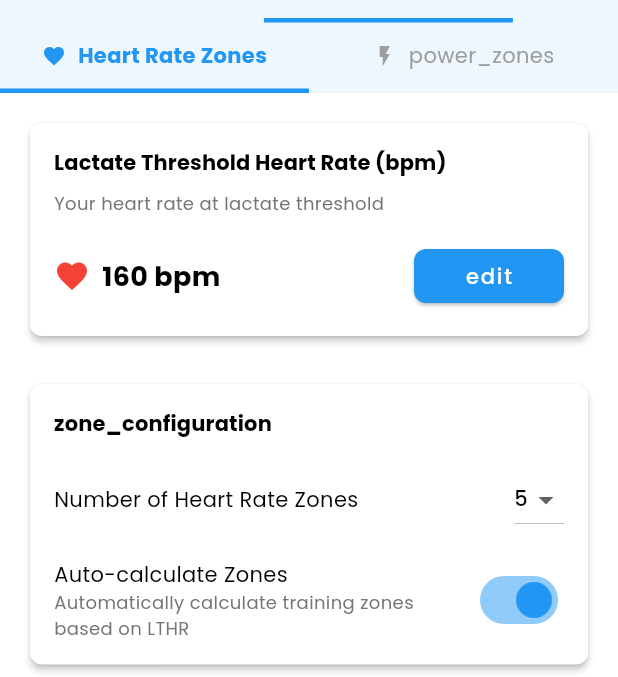
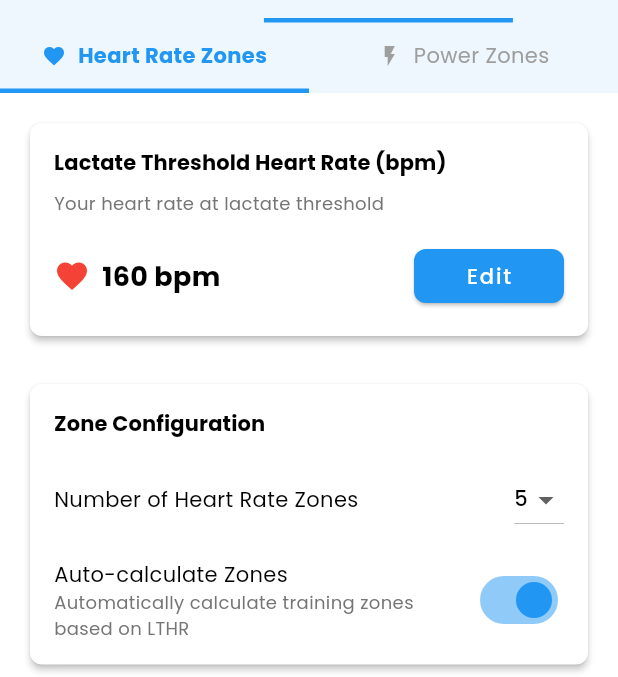
Before and after one commit to jtlab-studio/volt_one, a Flutter app: the MainTabScreen screen opened directly, after a tap on "Training Zones", on a phone screen of 412 x 824 dp, the part 48-725 px from its top. Run offline on Flutter 3.47's test engine with Material 3 defaults, Android fonts, the phone set to English and light mode, and no system bars; our stand-ins replace flutter_riverpod.

Commit message:
Improved UI/UX

```diff
--- a/lib/modules/home/screens/main_dashboard_screen.dart
+++ b/lib/modules/home/screens/main_dashboard_screen.dart
@@ -163,7 +163,6 @@ class _MainDashboardScreenState extends ConsumerState<MainDashboardScreen> {
           ),
         ],
       ),
-      // Removed the FloatingActionButton to eliminate the redundant start activity icon
     );
   }
 
--- a/lib/modules/profile/profile_screen.dart
+++ b/lib/modules/profile/profile_screen.dart
@@ -1,13 +1,119 @@
 import 'package:flutter/material.dart';
 import 'package:flutter_riverpod/flutter_riverpod.dart';
 import '../../core/l10n/app_localizations.dart';
+import 'screens/training_zones_screen.dart';
+import 'screens/app_settings_screen.dart';
 import 'models/user_profile.dart';
 import 'providers/user_profile_provider.dart';
-import 'screens/training_zones_screen.dart';
-import 'screens/app_settings_screen.dart';
 
 // Provider to track the current profile section
 final profileSectionProvider = StateProvider<String>((ref) => 'user_info');
+
+class ProfileScreen extends ConsumerWidget {
+  const ProfileScreen({super.key});
+
+  @override
+  Widget build(BuildContext context, WidgetRef ref) {
+    final selectedSection = ref.watch(profileSectionProvider);
+    final localizations = AppLocalizations.of(context);
+
+    // Map section IDs to screen widgets
+    final sectionWidgets = {
+      'user_info': const UserInfoScreen(),
+      'training_zones': const TrainingZonesScreen(),
+      'app_settings': const AppSettingsScreen(),
+    };
+
+    // Get the current section's screen - default to user_info if not found
+    final currentScreen =
+        sectionWidgets[selectedSection] ?? const UserInfoScreen();
+
+    return Column(
+      children: [
+        // Section selector tabs
+        _buildProfileSectionTabs(context, ref, selectedSection, localizations),
+
+        // Current section content
+        Expanded(child: currentScreen),
+      ],
+    );
+  }
+
+  Widget _buildProfileSectionTabs(BuildContext context, WidgetRef ref,
+      String currentSection, AppLocalizations localizations) {
+    return Container(
+      color: Theme.of(context).primaryColor.withAlpha(20),
+      child: SingleChildScrollView(
+        scrollDirection: Axis.horizontal,
+        child: Row(
+          children: [
+            _buildSectionTab(
+              context,
+              ref,
+              'user_info',
+              localizations.translate('user_info'),
+              Icons.person,
+              currentSection == 'user_info',
+            ),
+            _buildSectionTab(
+              context,
+              ref,
+              'training_zones',
+              localizations.translate('training_zones'),
+              Icons.favorite,
+              currentSection == 'training_zones',
+            ),
+            _buildSectionTab(
+              context,
+              ref,
+              'app_settings',
+              localizations.translate('app_settings'),
+              Icons.settings,
+              currentSection == 'app_settings',
+            ),
+          ],
+        ),
+      ),
+    );
+  }
+
+  Widget _buildSectionTab(BuildContext context, WidgetRef ref, String sectionId,
+      String label, IconData icon, bool isSelected) {
+    final color = isSelected ? Theme.of(context).primaryColor : Colors.grey;
+
+    return InkWell(
+      onTap: () {
+        ref.read(profileSectionProvider.notifier).state = sectionId;
+      },
+      child: Container(
+        padding: const EdgeInsets.symmetric(horizontal: 16, vertical: 12),
+        decoration: BoxDecoration(
+          border: Border(
+            bottom: BorderSide(
+              color: isSelected
+                  ? Theme.of(context).primaryColor
+                  : Colors.transparent,
+              width: 3,
+            ),
+          ),
+        ),
+        child: Row(
+          children: [
+            Icon(icon, color: color, size: 16),
+            const SizedBox(width: 8),
+            Text(
+              label,
+              style: TextStyle(
+                color: color,
+                fontWeight: isSelected ? FontWeight.bold : FontWeight.normal,
+              ),
+            ),
+          ],
+        ),
+      ),
+    );
+  }
+}
 
 // User Info Screen implementation with actual content - focused only on user information
 class UserInfoScreen extends ConsumerWidget {
@@ -564,110 +670,3 @@ class UserInfoScreen extends ConsumerWidget {
     );
   }
 }
-
-class ProfileScreen extends ConsumerWidget {
-  const ProfileScreen({super.key});
-
-  @override
-  Widget build(BuildContext context, WidgetRef ref) {
-    final selectedSection = ref.watch(profileSectionProvider);
-    final localizations = AppLocalizations.of(context);
-
-    // Map section IDs to screen widgets
-    // Use the actual screens
-    final sectionWidgets = {
-      'user_info': const UserInfoScreen(),
-      'training_zones': const TrainingZonesScreen(),
-      'app_settings': const AppSettingsScreen(),
-    };
-
-    // Get the current section's screen - default to user_info if not found
-    final currentScreen =
-        sectionWidgets[selectedSection] ?? const UserInfoScreen();
-
-    return Column(
-      children: [
-        // Section selector tabs
-        _buildProfileSectionTabs(context, ref, selectedSection, localizations),
-
-        // Current section content
-        Expanded(child: currentScreen),
-      ],
-    );
-  }
-
-  Widget _buildProfileSectionTabs(BuildContext context, WidgetRef ref,
-      String currentSection, AppLocalizations localizations) {
-    return Container(
-      color: Theme.of(context).primaryColor.withAlpha(20),
-      child: SingleChildScrollView(
-        scrollDirection: Axis.horizontal,
-        child: Row(
-          children: [
-            _buildSectionTab(
-              context,
-              ref,
-              'user_info',
-              localizations.translate('user_info'),
-              Icons.person,
-              currentSection == 'user_info',
-            ),
-            _buildSectionTab(
-              context,
-              ref,
-              'training_zones',
-              localizations.translate('training_zones'),
-              Icons.favorite,
-              currentSection == 'training_zones',
-            ),
-            _buildSectionTab(
-              context,
-              ref,
-              'app_settings',
-              localizations.translate('app_settings'),
-              Icons.settings,
-              currentSection == 'app_settings',
-            ),
-          ],
-        ),
-      ),
-    );
-  }
-
-  Widget _buildSectionTab(BuildContext context, WidgetRef ref, String sectionId,
-      String label, IconData icon, bool isSelected) {
-    final color = isSelected ? Theme.of(context).primaryColor : Colors.grey;
-
-    return InkWell(
-      onTap: () {
-        ref.read(profileSectionProvider.notifier).state = sectionId;
-      },
-      child: Container(
-        padding: const EdgeInsets.symmetric(horizontal: 16, vertical: 12),
-        decoration: BoxDecoration(
-          border: Border(
-            bottom: BorderSide(
-              color: isSelected
-                  ? Theme.of(context).primaryColor
-                  : Colors.transparent,
-              width: 3,
-            ),
-          ),
-        ),
-        child: Row(
-          children: [
-            Icon(icon, color: color, size: 16),
-            const SizedBox(width: 8),
-            Text(
-              label,
-              style: TextStyle(
-                color: color,
-                fontWeight: isSelected ? FontWeight.bold : FontWeight.normal,
-              ),
-            ),
-          ],
-        ),
-      ),
-    );
-  }
-}
--- a/lib/shared/widgets/global_burger_menu.dart
+++ b/lib/shared/widgets/global_burger_menu.dart
@@ -265,5 +265,3 @@ class GlobalBurgerMenu extends ConsumerWidget {
     return menuItems;
   }
 }
-
-// Need to add this to make compilation work - would normally be imported
```
Also changed, not shown: assets/lang/en.json (+15 -1 lines), lib/modules/profile/screens/training_zones_screen.dart (+56 -13 lines), assets/Poppins-Bold.ttf (deleted), assets/Poppins-Light.ttf (deleted), assets/Poppins-Medium.ttf (deleted), assets/Poppins-Regular.ttf (deleted), assets/Poppins-SemiBold.ttf (deleted), 1 other file.
